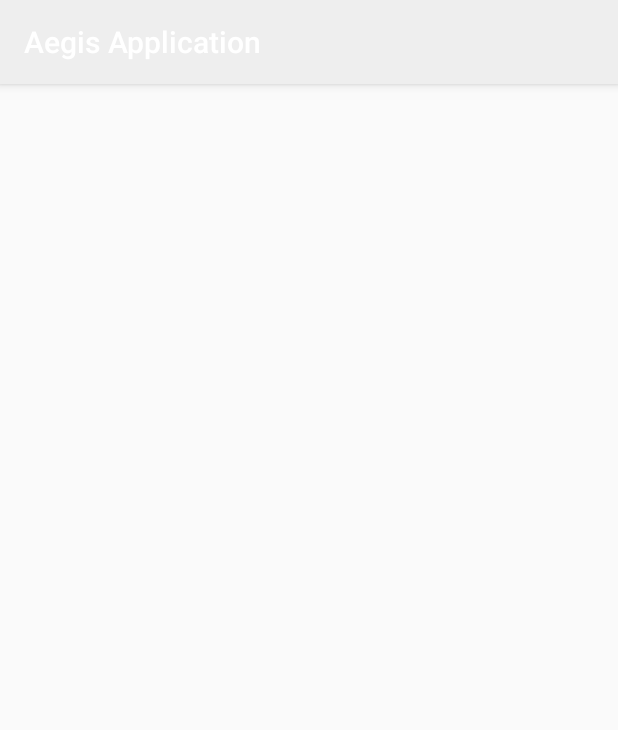
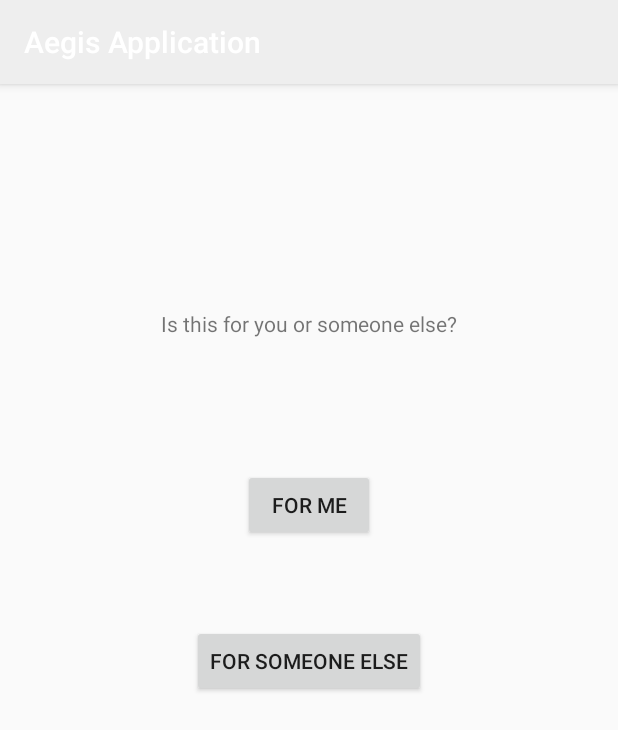
Before and after one commit to rileypreator/AegisApp, an Android app: the SurveyActivity screen opened directly, with no data from a screen before it, on a phone screen of 412 x 824 dp. Before the commit the part shown is almost empty. Shown: the top 730 px of the screen. Run offline under Robolectric (Android 15) with nearby library versions, the light colour scheme and no system bars.

Commit message:
Finish setting up the basic activity structures

```diff
--- a/app/src/main/java/com/example/aegisapplication/EmergencyActivity.java
+++ b/app/src/main/java/com/example/aegisapplication/EmergencyActivity.java
@@ -3,9 +3,7 @@ package com.example.aegisapplication;
 import android.content.Intent;
 import android.net.Uri;
 import android.os.Bundle;
-import android.util.Log;
 import android.view.View;
-import android.widget.TextView;
 
 import androidx.appcompat.app.AppCompatActivity;
 
--- a/app/src/main/java/com/example/aegisapplication/MainActivity.java
+++ b/app/src/main/java/com/example/aegisapplication/MainActivity.java
@@ -15,7 +15,7 @@ public class MainActivity extends AppCompatActivity {
     }
 
     public void sendBegin(View view){
-        Intent intent = new Intent(this, EmergencyActivity.class);
-        startActivity(intent);
+        Intent intent2 = new Intent(this, EmergencyActivity.class);
+        startActivity(intent2);
     }
 }
--- a/app/src/main/java/com/example/aegisapplication/SurveyActivity.java
+++ b/app/src/main/java/com/example/aegisapplication/SurveyActivity.java
@@ -2,7 +2,10 @@ package com.example.aegisapplication;
 
 import androidx.appcompat.app.AppCompatActivity;
 
+import android.content.Intent;
+import android.net.Uri;
 import android.os.Bundle;
+import android.view.View;
 
 public class SurveyActivity extends AppCompatActivity {
 
@@ -11,4 +14,16 @@ public class SurveyActivity extends AppCompatActivity {
         super.onCreate(savedInstanceState);
         setContentView(R.layout.activity_survey);
     }
+
+    public void onMyselfClick(View view)
+    {
+        Intent intent = new Intent(this, InformationActivity.class);
+        startActivity(intent);
+    }
+
+    public void onSomeoneElseClick(View view)
+    {
+        Intent intent = new Intent(this, InformationActivity.class);
+        startActivity(intent);
+    }
 }
--- a/app/src/main/res/layout/activity_survey.xml
+++ b/app/src/main/res/layout/activity_survey.xml
@@ -6,4 +6,35 @@
     android:layout_height="match_parent"
     tools:context=".SurveyActivity">
 
+    <Button
+        android:id="@+id/button5"
+        android:layout_width="wrap_content"
+        android:layout_height="wrap_content"
+        android:layout_marginTop="56dp"
+        android:onClick="onSomeoneElseClick"
+        android:text="For Someone Else"
+        app:layout_constraintEnd_toEndOf="parent"
+        app:layout_constraintStart_toStartOf="parent"
+        app:layout_constraintTop_toBottomOf="@+id/button2" />
+
+    <TextView
+        android:id="@+id/textView3"
+        android:layout_width="wrap_content"
+        android:layout_height="wrap_content"
+        android:layout_marginTop="150dp"
+        android:text="Is this for you or someone else?"
+        app:layout_constraintEnd_toEndOf="parent"
+        app:layout_constraintStart_toStartOf="parent"
+        app:layout_constraintTop_toTopOf="parent" />
+
+    <Button
+        android:id="@+id/button2"
+        android:layout_width="wrap_content"
+        android:layout_height="wrap_content"
+        android:layout_marginTop="87dp"
+        android:onClick="onMyselfClick"
+        android:text="For Me"
+        app:layout_constraintEnd_toEndOf="parent"
+        app:layout_constraintStart_toStartOf="parent"
+        app:layout_constraintTop_toBottomOf="@+id/textView3" />
 </androidx.constraintlayout.widget.ConstraintLayout>
```
